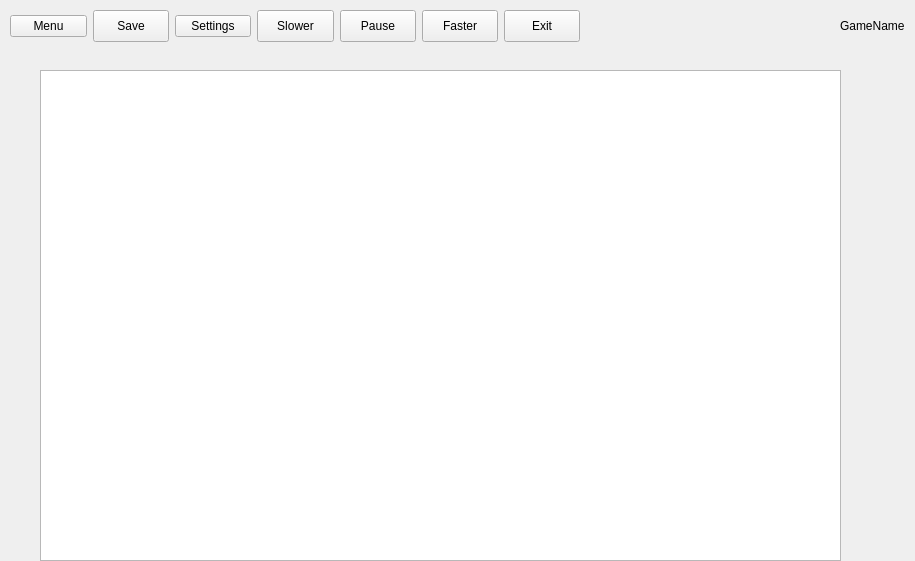
Old version of the form src/view/GamePage.ui in the repository fmarkyy98/qt-city.
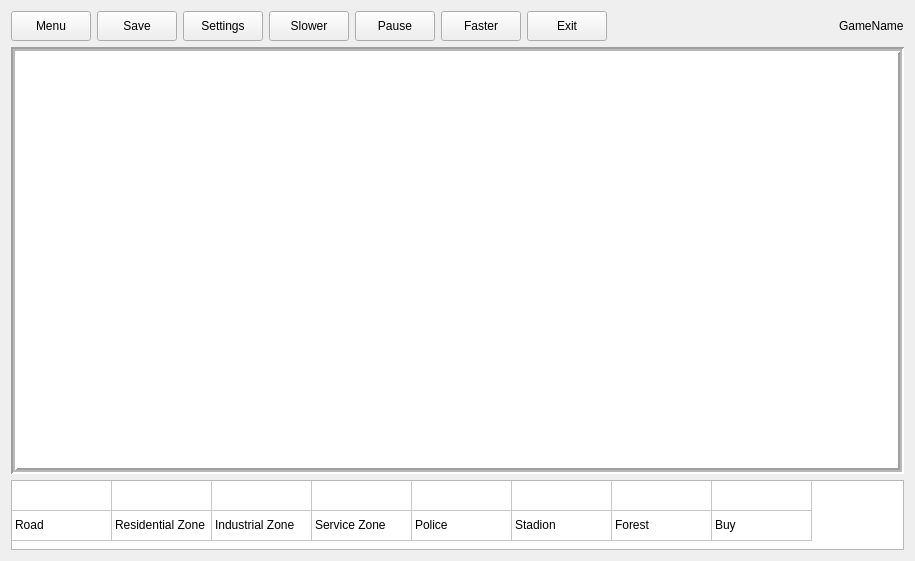
New version of the form. Icons and pictures are not drawn.

```diff
--- a/src/view/GamePage.ui
+++ b/src/view/GamePage.ui
@@ -19,18 +19,17 @@
   <property name="windowTitle">
    <string>Form</string>
   </property>
-  <widget class="QWidget" name="layoutWidget">
-   <property name="geometry">
-    <rect>
-     <x>10</x>
-     <y>10</y>
-     <width>570</width>
-     <height>32</height>
-    </rect>
-   </property>
+  <layout class="QVBoxLayout" name="verticalLayout" stretch="1,14,2">
+   <item>
    <layout class="QHBoxLayout" name="horizontalLayout">
     <item>
      <widget class="QPushButton" name="menuButton">
+       <property name="sizePolicy">
+        <sizepolicy hsizetype="Preferred" vsizetype="Preferred">
+         <horstretch>0</horstretch>
+         <verstretch>0</verstretch>
+        </sizepolicy>
+       </property>
       <property name="text">
        <string>Menu</string>
       </property>
@@ -51,6 +50,12 @@
     </item>
     <item>
      <widget class="QPushButton" name="settingsButton">
+       <property name="sizePolicy">
+        <sizepolicy hsizetype="Preferred" vsizetype="Preferred">
+         <horstretch>0</horstretch>
+         <verstretch>0</verstretch>
+        </sizepolicy>
+       </property>
       <property name="text">
        <string>Settings</string>
       </property>
@@ -108,31 +113,254 @@
       </property>
      </widget>
     </item>
-   </layout>
-  </widget>
+     <item>
+      <spacer name="horizontalSpacer">
+       <property name="orientation">
+        <enum>Qt::Horizontal</enum>
+       </property>
+       <property name="sizeHint" stdset="0">
+        <size>
+         <width>40</width>
+         <height>20</height>
+        </size>
+       </property>
+      </spacer>
+     </item>
+     <item>
   <widget class="QLabel" name="label">
-   <property name="geometry">
-    <rect>
-     <x>840</x>
-     <y>10</y>
-     <width>81</width>
-     <height>31</height>
-    </rect>
-   </property>
    <property name="text">
     <string>GameName</string>
    </property>
   </widget>
+     </item>
+    </layout>
+   </item>
+   <item>
   <widget class="QTableWidget" name="tableWidget">
-   <property name="geometry">
-    <rect>
-     <x>40</x>
-     <y>70</y>
-     <width>801</width>
-     <height>491</height>
-    </rect>
-   </property>
-  </widget>
+     <property name="autoFillBackground">
+      <bool>false</bool>
+     </property>
+     <property name="frameShape">
+      <enum>QFrame::Box</enum>
+     </property>
+     <property name="frameShadow">
+      <enum>QFrame::Sunken</enum>
+     </property>
+     <property name="lineWidth">
+      <number>2</number>
+     </property>
+     <property name="midLineWidth">
+      <number>2</number>
+     </property>
+     <property name="verticalScrollBarPolicy">
+      <enum>Qt::ScrollBarAlwaysOff</enum>
+     </property>
+     <property name="horizontalScrollBarPolicy">
+      <enum>Qt::ScrollBarAlwaysOff</enum>
+     </property>
+     <property name="sizeAdjustPolicy">
+      <enum>QAbstractScrollArea::AdjustToContents</enum>
+     </property>
+     <property name="autoScroll">
+      <bool>false</bool>
+     </property>
+     <attribute name="horizontalHeaderVisible">
+      <bool>false</bool>
+     </attribute>
+     <attribute name="horizontalHeaderHighlightSections">
+      <bool>false</bool>
+     </attribute>
+     <attribute name="verticalHeaderVisible">
+      <bool>false</bool>
+     </attribute>
+     <attribute name="verticalHeaderHighlightSections">
+      <bool>false</bool>
+     </attribute>
+    </widget>
+   </item>
+   <item>
+    <widget class="QTableWidget" name="tableWidget_2">
+     <property name="enabled">
+      <bool>true</bool>
+     </property>
+     <property name="verticalScrollBarPolicy">
+      <enum>Qt::ScrollBarAlwaysOff</enum>
+     </property>
+     <property name="horizontalScrollBarPolicy">
+      <enum>Qt::ScrollBarAlwaysOff</enum>
+     </property>
+     <property name="sizeAdjustPolicy">
+      <enum>QAbstractScrollArea::AdjustToContents</enum>
+     </property>
+     <attribute name="horizontalHeaderVisible">
+      <bool>false</bool>
+     </attribute>
+     <attribute name="verticalHeaderVisible">
+      <bool>false</bool>
+     </attribute>
+     <row>
+      <property name="text">
+       <string>New Row</string>
+      </property>
+     </row>
+     <row>
+      <property name="text">
+       <string>New Row</string>
+      </property>
+     </row>
+     <column>
+      <property name="text">
+       <string>New Column</string>
+      </property>
+     </column>
+     <column>
+      <property name="text">
+       <string>New Column</string>
+      </property>
+     </column>
+     <column>
+      <property name="text">
+       <string>New Column</string>
+      </property>
+     </column>
+     <column>
+      <property name="text">
+       <string>New Column</string>
+      </property>
+     </column>
+     <column>
+      <property name="text">
+       <string>New Column</string>
+      </property>
+     </column>
+     <column>
+      <property name="text">
+       <string>New Column</string>
+      </property>
+     </column>
+     <column>
+      <property name="text">
+       <string>New Column</string>
+      </property>
+     </column>
+     <column>
+      <property name="text">
+       <string>New Column</string>
+      </property>
+     </column>
+     <item row="0" column="0">
+      <property name="text">
+       <string/>
+      </property>
+      <property name="icon">
+       <iconset>
+        <selectedoff>:/images/road</selectedoff>
+       </iconset>
+      </property>
+     </item>
+     <item row="0" column="1">
+      <property name="text">
+       <string/>
+      </property>
+      <property name="icon">
+       <iconset>
+        <selectedoff>:/images/house</selectedoff>
+       </iconset>
+      </property>
+     </item>
+     <item row="0" column="2">
+      <property name="text">
+       <string/>
+      </property>
+      <property name="icon">
+       <iconset>
+        <selectedoff>:/images/factory</selectedoff>
+       </iconset>
+      </property>
+     </item>
+     <item row="0" column="3">
+      <property name="text">
+       <string/>
+      </property>
+      <property name="icon">
+       <iconset>
+        <selectedoff>:/images/store</selectedoff>
+       </iconset>
+      </property>
+     </item>
+     <item row="0" column="4">
+      <property name="text">
+       <string/>
+      </property>
+      <property name="icon">
+       <iconset>
+        <selectedoff>:/images/police</selectedoff>
+       </iconset>
+      </property>
+     </item>
+     <item row="0" column="5">
+      <property name="text">
+       <string/>
+      </property>
+      <property name="icon">
+       <iconset>
+        <selectedoff>:/images/stadium</selectedoff>
+       </iconset>
+      </property>
+     </item>
+     <item row="0" column="6">
+      <property name="text">
+       <string/>
+      </property>
+      <property name="icon">
+       <iconset>
+        <selectedoff>:/images/forest</selectedoff>
+       </iconset>
+      </property>
+     </item>
+     <item row="1" column="0">
+      <property name="text">
+       <string>Road</string>
+      </property>
+     </item>
+     <item row="1" column="1">
+      <property name="text">
+       <string>Residential Zone</string>
+      </property>
+     </item>
+     <item row="1" column="2">
+      <property name="text">
+       <string>Industrial Zone</string>
+      </property>
+     </item>
+     <item row="1" column="3">
+      <property name="text">
+       <string>Service Zone</string>
+      </property>
+     </item>
+     <item row="1" column="4">
+      <property name="text">
+       <string>Police</string>
+      </property>
+     </item>
+     <item row="1" column="5">
+      <property name="text">
+       <string>Stadion</string>
+      </property>
+     </item>
+     <item row="1" column="6">
+      <property name="text">
+       <string>Forest</string>
+      </property>
+     </item>
+     <item row="1" column="7">
+      <property name="text">
+       <string>Buy</string>
+      </property>
+     </item>
+    </widget>
+   </item>
+  </layout>
  </widget>
  <resources/>
  <connections/>
```
Lines whose indentation alone changed are shown as unchanged.
